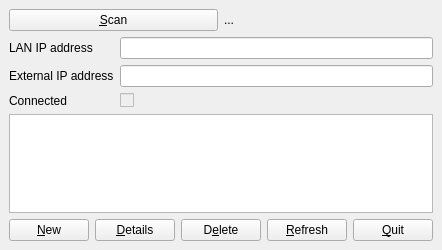
brain0/igdgui, file igdgui.ui: the form before one commit.
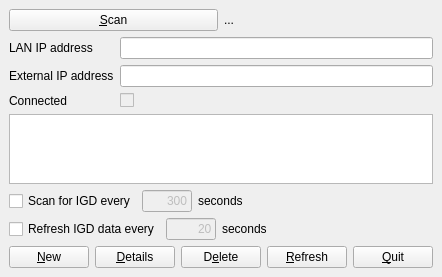
The form after the commit.

Commit message: Add check boxes for auto rescan and auto refresh

The edit to the form file:
```diff
--- a/igdgui.ui
+++ b/igdgui.ui
@@ -85,6 +85,106 @@
     <item>
      <widget class="QListView" name="forwardList"/>
     </item>
+    <item>
+     <layout class="QHBoxLayout" name="horizontalLayout_3">
+      <item>
+       <widget class="QCheckBox" name="checkAutoRescan">
+        <property name="text">
+         <string>Scan for IGD every</string>
+        </property>
+       </widget>
+      </item>
+      <item>
+       <widget class="QLineEdit" name="editAutoRescanTimeout">
+        <property name="enabled">
+         <bool>false</bool>
+        </property>
+        <property name="maximumSize">
+         <size>
+          <width>50</width>
+          <height>16777215</height>
+         </size>
+        </property>
+        <property name="text">
+         <string notr="true">300</string>
+        </property>
+        <property name="alignment">
+         <set>Qt::AlignRight|Qt::AlignTrailing|Qt::AlignVCenter</set>
+        </property>
+       </widget>
+      </item>
+      <item>
+       <widget class="QLabel" name="label">
+        <property name="text">
+         <string>seconds</string>
+        </property>
+       </widget>
+      </item>
+      <item>
+       <spacer name="spacer">
+        <property name="orientation">
+         <enum>Qt::Horizontal</enum>
+        </property>
+        <property name="sizeHint" stdset="0">
+         <size>
+          <width>40</width>
+          <height>20</height>
+         </size>
+        </property>
+       </spacer>
+      </item>
+     </layout>
+    </item>
+    <item>
+     <layout class="QHBoxLayout" name="horizontalLayout_4">
+      <item>
+       <widget class="QCheckBox" name="checkAutoRefresh">
+        <property name="text">
+         <string>Refresh IGD data every</string>
+        </property>
+       </widget>
+      </item>
+      <item>
+       <widget class="QLineEdit" name="editAutoRefreshTimeout">
+        <property name="enabled">
+         <bool>false</bool>
+        </property>
+        <property name="maximumSize">
+         <size>
+          <width>50</width>
+          <height>16777215</height>
+         </size>
+        </property>
+        <property name="text">
+         <string notr="true">20</string>
+        </property>
+        <property name="alignment">
+         <set>Qt::AlignRight|Qt::AlignTrailing|Qt::AlignVCenter</set>
+        </property>
+       </widget>
+      </item>
+      <item>
+       <widget class="QLabel" name="label_2">
+        <property name="text">
+         <string>seconds</string>
+        </property>
+       </widget>
+      </item>
+      <item>
+       <spacer name="spacer_2">
+        <property name="orientation">
+         <enum>Qt::Horizontal</enum>
+        </property>
+        <property name="sizeHint" stdset="0">
+         <size>
+          <width>40</width>
+          <height>20</height>
+         </size>
+        </property>
+       </spacer>
+      </item>
+     </layout>
+    </item>
     <item>
      <layout class="QHBoxLayout" name="horizontalLayout">
       <item>
```
The commit also changes 2 other files.
